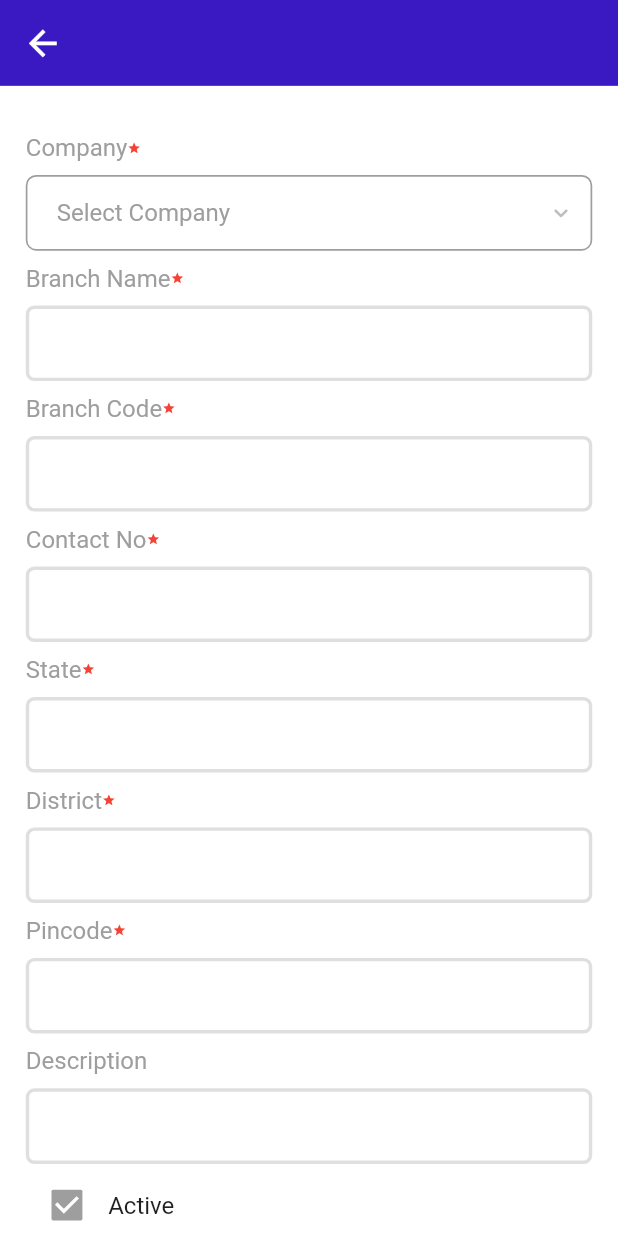
After one commit to sandeep9091/sml_project_new, a Flutter app: the BranchesActionPage screen opened directly, on a phone screen of 412 x 824 dp. The commit adds this screen. Run offline on Flutter 3.47's test engine with Material 2 defaults, Android fonts, the phone set to English and light mode, and no system bars; our stand-ins replace dartz, device_info_plus, dio, dropdown_button2, floor, flutter_riverpod and 15 more; accounts and stored records are empty; generated files the repository leaves out were written again; Roboto replaces fonts that are missing (Montserrat).

Commit message:
Branches Data updated, only pending is date of branch creation

```diff
--- a/data/lib/network/api_service.dart
+++ b/data/lib/network/api_service.dart
@@ -57,4 +57,10 @@ abstract class ApiService {
   @POST("/smlcreateuser")
   Future<HttpResponse<CommonResponseEntity>> saveFormData(
       @Body() CommonRequestEntity createUserRequestEntity);
+
+    /// save Forms Data
+  @POST("{endPointUrl}")
+  Future<HttpResponse<CommonResponseEntity>> saveFormsData(
+      @Path("endPointUrl") endPointUrl,
+      @Body() CommonRequestEntity createUserRequestEntity);
 }
--- a/data/lib/source/remote/user_remote_ds_impl.dart
+++ b/data/lib/source/remote/user_remote_ds_impl.dart
@@ -45,7 +45,8 @@ class UserRemoteDSImpl extends UserRemoteDataSource {
       {required CommonUseCaseParams params}) async {
     String secure = base64.encode(params.secure.codeUnits);
 
-    return await _apiService.saveFormData(
+    return await _apiService.saveFormsData(
+      params.endPointUrl,
       CommonRequestEntity(
         secure: secure
       ),
--- a/domain/lib/usecase/common_usecase/common_forms_usecase.dart
+++ b/domain/lib/usecase/common_usecase/common_forms_usecase.dart
@@ -23,7 +23,8 @@ class CommonUseCase
 
 class CommonUseCaseParams extends Params {
   final String secure;
-  CommonUseCaseParams({required this.secure});
+  final String endPointUrl;
+  CommonUseCaseParams({required this.secure,required this.endPointUrl});
 
   @override
   Either<AppError, bool> verify() {
--- a/lib/di/login/login_modules.dart
+++ b/lib/di/login/login_modules.dart
@@ -29,6 +29,8 @@ final branchesViewModelProvider =
     ChangeNotifierProvider.autoDispose<BranchesPageViewModel>(
   (ref) => BranchesPageViewModel(
     ref.read(branchesUseCaseProvider),
+    ref.read(companiesUseCaseProvider),
+    ref.read(commonUseCaseProvider)
   ),
 );
 
@@ -36,6 +38,7 @@ final companiesViewModelProvider =
     ChangeNotifierProvider.autoDispose<CompaniesPageViewModel>(
   (ref) => CompaniesPageViewModel(
     ref.read(companiesUseCaseProvider),
+    ref.read(commonUseCaseProvider)
   ),
 );
 
--- a/lib/main/navigation/route_paths.dart
+++ b/lib/main/navigation/route_paths.dart
@@ -6,4 +6,8 @@ class RoutePaths {
   static const String branches = "/sml/sml-branches";
   static const String companies = "/sml/sml-create-company";
   static const String users = "/sml/sml-users";
+
+  static const String usersSave = "/smlcreateuser";
+  static const String companiesSave = "/create-company";
+  static const String branchSave = "/create-branch";
 }
--- /dev/null
+++ b/lib/modules/branches/branches_action_page.dart
@@ -0,0 +1,199 @@
+import 'package:domain/model/common_response/common_response.dart';
+import 'package:domain/model/get_modules_response/branches_response.dart';
+import 'package:flutter/material.dart';
+import 'package:flutter_riverpod/flutter_riverpod.dart';
+import 'package:go_router/go_router.dart';
+import 'package:spoorthymactcs/common_utils/appButton.dart';
+import 'package:spoorthymactcs/common_utils/appTextField.dart';
+import 'package:spoorthymactcs/di/login/login_modules.dart';
+import 'package:spoorthymactcs/ui/molecules/app_checkbox.dart';
+import 'package:spoorthymactcs/ui/molecules/app_dropdown.dart';
+import 'package:spoorthymactcs/ui/molecules/common_app_bar.dart';
+import 'package:spoorthymactcs/ui/stream_builder/app_stream_builder.dart';
+import 'package:spoorthymactcs/utils/color_utils.dart';
+import 'package:spoorthymactcs/utils/resource.dart';
+import 'package:spoorthymactcs/utils/status.dart';
+
+import 'branches_page_view_model.dart';
+
+class BranchesActionPage extends StatelessWidget {
+  const BranchesActionPage({super.key,this.singleBranch,required this.type});
+  final BranchesResponseData? singleBranch;
+  final String type;
+
+  @override
+  Widget build(BuildContext context) {
+    BranchesPageViewModel model = ProviderScope.containerOf(context).read(branchesViewModelProvider);
+    final bool formEnabled = (type == "EDIT" || type == "ADD");
+    if(type == "EDIT" || type == "VIEW"){
+      model.controllerBranchName.text = singleBranch?.bname ?? "";
+      model.controllerBranchCode.text = singleBranch?.bcode ?? "";
+      model.controllerContactNumber.text = singleBranch?.contactNo ?? "";
+      model.controllerState.text = singleBranch?.state ?? "";
+      model.controllerDistrict.text = singleBranch?.district ?? "";
+      model.controllerPincode.text = singleBranch?.pincode ?? "";
+      model.controllerDescription.text = singleBranch?.desc ?? "";
+      model.selectedCompany.value = singleBranch?.cId ?? "";
+      //model.selectedCadre.value = singleUser?.cader ?? "";
+      model.isActive.value = singleBranch?.active ?? false;
+    }else{
+      model.controllerBranchName.text = "";
+      model.controllerBranchCode.text = "";
+      model.controllerContactNumber.text = "";
+      model.controllerState.text = "";
+      model.controllerDistrict.text = "";
+      model.controllerPincode.text = "";
+      model.controllerDescription.text = "";
+      model.selectedCompany.value = "";
+      //model.selectedCadre.value = "";
+      model.isActive.value = true;
+    }
+
+    return Scaffold(
+      appBar: const CommonAppBar(),
+      body: SingleChildScrollView(
+      child: Container(
+        padding: const EdgeInsets.symmetric(horizontal: 15,vertical: 10),
+        child: Column(children: [
+          ValueListenableBuilder(
+                valueListenable: model.selectedCompany,
+                builder: (BuildContext context, selectedValue, child) {
+                  return AppDropDownWidget<dynamic>(
+                      labelText: "Company",
+                      dropdownHeight: 44,
+                      hintText: "Select Company",
+                      borderRadius: 6.0,
+                      buttonBroderColor: AppColor.grey,
+                      isMandatory: true,
+                      isEnabled: formEnabled,
+                      dropDownitems: model.companiesList.map(
+                          (e) => DropdownMenuItem<dynamic>(
+                            value: e['id']??"",
+                            child: Text(e['name']??""),
+                          ),
+                        ).toList(),
+                      selectedValue: (model.selectedCompany.value != "" &&
+                              model.companiesList.any((element) => element['id'] == model.selectedCompany.value))
+                          ? model.selectedCompany.value
+                          : null,
+                      onChangedMethod: (newValue) {
+                        model.selectedCompany.value = newValue;
+                      });
+                }),
+          AppTextField(
+                labelText: "Branch Name",
+                inputType: TextInputType.name,
+                borderRadius: 5,
+                controller: model.controllerBranchName,
+                padding: const EdgeInsets.symmetric(vertical: 2,horizontal: 5),
+                isMandatory: true,
+                enabled: formEnabled,
+                onChanged: (String value){
+                },
+                ),
+          AppTextField(
+                labelText: "Branch Code",
+                inputType: TextInputType.name,
+                borderRadius: 5,
+                controller: model.controllerBranchCode,
+                padding: const EdgeInsets.symmetric(vertical: 2,horizontal: 5),
+                isMandatory: true,
+                enabled: formEnabled,
+                onChanged: (String value){
+                },
+                ),
+          AppTextField(
+                labelText: "Contact No",
+                inputType: TextInputType.number,
+                borderRadius: 5,
+                maxLength: 10,
+                controller: model.controllerContactNumber,
+                padding: const EdgeInsets.symmetric(vertical: 2,horizontal: 5),
+                isMandatory: true,
+                enabled: formEnabled,
+                onChanged: (String value){
+                },
+                ),
+          AppTextField(
+                labelText: "State",
+                inputType: TextInputType.name,
+                borderRadius: 5,
+                controller: model.controllerState,
+                padding: const EdgeInsets.symmetric(vertical: 2,horizontal: 5),
+                isMandatory: true,
+                enabled: formEnabled,
+                onChanged: (String value){
+                },
+                ),
+          AppTextField(
+                labelText: "District",
+                inputType: TextInputType.name,
+                borderRadius: 5,
+                controller: model.controllerDistrict,
+                padding: const EdgeInsets.symmetric(vertical: 2,horizontal: 5),
+                isMandatory: true,
+                enabled: formEnabled,
+                onChanged: (String value){
+                },
+                ),
+          AppTextField(
+                labelText: "Pincode",
+                inputType: TextInputType.number,
+                borderRadius: 5,
+                maxLength: 6,
+                controller: model.controllerPincode,
+                padding: const EdgeInsets.symmetric(vertical: 2,horizontal: 5),
+                isMandatory: true,
+                enabled: formEnabled,
+                onChanged: (String value){
+                },
+                ),
+          AppTextField(
+                labelText: "Description",
+                inputType: TextInputType.multiline,
+                borderRadius: 5,
+                maxLines: 10,
+                controller: model.controllerDescription,
+                padding: const EdgeInsets.symmetric(vertical: 2,horizontal: 5),
+                enabled: formEnabled,
+                onChanged: (String value){
+                },
+                ),
+          ValueListenableBuilder(
+            valueListenable: model.isActive,
+            builder: (context, isActive, child){
+              return AppCheckbox(
+                checkboxValue: model.isActive.value,
+                isEnabled: (type == "EDIT"),
+                onChangedMethod: (value){
+                    model.isActive.value = value;
+                });
+            }),
+          const SizedBox(height: 20),
+          AppStreamBuilder<Resource>(
+          stream: model.commonSaveStream,
+          initialData: Resource.none(),
+          onError: (error) {},
+          dataBuilder: ((context, data) {
+            return AppButton(
+            title: "Save",
+            busy: data?.status == Status.LOADING,
+            isEnable: formEnabled,
+            onPressed: (){
+              if(model.controllerBranchName.text.isNotEmpty && model.controllerBranchCode.text.isNotEmpty &&
+                    model.controllerContactNumber.text.isNotEmpty && model.controllerState.text.isNotEmpty &&
+                    model.controllerDistrict.text.isNotEmpty && model.controllerPincode.text.isNotEmpty){
+                  model.saveBranchesData(flag: type, singleBranch: singleBranch);
+              }else{
+                model.showToastWithString("Some Fields are missing");
+              }
+            },);
+          }),
+        ),
+
+        ]),
+      ),
+    )
+  );
+  }
+}
--- a/lib/modules/branches/branches_page_view_model.dart
+++ b/lib/modules/branches/branches_page_view_model.dart
@@ -2,8 +2,14 @@
 
 import 'dart:convert';
 
+import 'package:domain/model/common_response/common_response.dart';
 import 'package:domain/model/get_modules_response/branches_response.dart';
+import 'package:domain/model/get_modules_response/companies_response.dart';
+import 'package:domain/usecase/common_usecase/common_forms_usecase.dart';
 import 'package:domain/usecase/services/branches_usecase.dart';
+import 'package:domain/usecase/services/companies_usecase.dart';
+import 'package:flutter/material.dart';
+import 'package:go_router/go_router.dart';
 import 'package:rxdart/subjects.dart';
 import 'package:spoorthymactcs/base/base_page_view_model.dart';
 import 'package:spoorthymactcs/utils/extension/stream_extention.dart';
@@ -11,19 +17,41 @@ import 'package:spoorthymactcs/utils/request_manager.dart';
 import 'package:spoorthymactcs/utils/resource.dart';
 import 'package:spoorthymactcs/utils/status.dart';
 
+import '../../main/navigation/route_paths.dart';
+
 class BranchesPageViewModel extends BasePageViewModel {
+  TextEditingController controllerBranchName = TextEditingController();
+  TextEditingController controllerBranchCode = TextEditingController();
+  TextEditingController controllerContactNumber = TextEditingController();
+  TextEditingController controllerState = TextEditingController();
+  TextEditingController controllerDistrict = TextEditingController();
+  TextEditingController controllerPincode = TextEditingController();
+  TextEditingController controllerDescription = TextEditingController();
+  //ValueNotifier<String> selectedCadre = ValueNotifier("");
+  ValueNotifier<String> selectedCompany = ValueNotifier("");
+  ValueNotifier<bool> isActive = ValueNotifier(false);
+  List<dynamic> companiesList = [];
+
   final BranchesUseCase _branchesUseCase;
+  final CompaniesUseCase _companiesUseCase;
+  final CommonUseCase _commonUseCase;
 
   final PublishSubject<BranchesUseCaseParams> _branchesRequest = PublishSubject();
+  final PublishSubject<CompaniesUseCaseParams> _companiesRequest = PublishSubject();
+  final PublishSubject<CommonUseCaseParams> _commonRequest = PublishSubject();
 
   /// Handle response and states for  content
   final BehaviorSubject<Resource<BranchesResponse>> _branchesResponse = BehaviorSubject();
+  final BehaviorSubject<Resource<CompaniesListResponse>> _companiesResponse = BehaviorSubject();
+  final BehaviorSubject<Resource<CommonResponse>> _commonResponse = BehaviorSubject();
 
   /// Stream for content
   Stream<Resource<BranchesResponse>> get branchesStream => _branchesResponse.stream;
+  Stream<Resource<CommonResponse>> get commonSaveStream => _commonResponse.stream;
 
 
-  BranchesPageViewModel(this._branchesUseCase) {
+
+  BranchesPageViewModel(this._branchesUseCase,this._companiesUseCase,this._commonUseCase) {
     _branchesRequest.listen((value) {
       RequestManager(value,
               createCall: () => _branchesUseCase.execute(params: value))
@@ -38,6 +66,33 @@ class BranchesPageViewModel extends BasePageViewModel {
         _branchesResponse.safeAdd(event);
       });
     });
+
+    _companiesRequest.listen((value) {
+      RequestManager(value,
+              createCall: () => _companiesUseCase.execute(params: value))
+          .asFlow()
+          .listen((event) {
+        if(event.status == Status.SUCCESS){
+          if(event.data!.data.isNotEmpty){
+            updateCompaniesList(event.data!.data);
+          }
+        }
+        _companiesResponse.safeAdd(event);
+      });
+    });
+
+    _commonRequest.listen((value) {
+      RequestManager(value,
+              createCall: () => _commonUseCase.execute(params: value))
+          .asFlow()
+          .listen((event) async{
+          if(event.status == Status.SUCCESS){
+            await getBranchesList();
+            modelcontext?.pop();
+          }
+        _commonResponse.safeAdd(event);
+      });
+    });
     }
 
 
@@ -49,4 +104,41 @@ class BranchesPageViewModel extends BasePageViewModel {
         secure: jsonEncode({})));
   }
 
+  getCompaniesList(){
+  _companiesRequest.safeAdd(
+      CompaniesUseCaseParams(
+        secure: jsonEncode({})));
+  }
+
+  saveBranchesData({required String flag, BranchesResponseData? singleBranch}){
+    _commonRequest.safeAdd(
+      CommonUseCaseParams(
+        endPointUrl: RoutePaths.branchSave,
+        secure: jsonEncode(
+          {
+            "id": (flag == "EDIT") ? singleBranch?.id : null,
+            "active": (flag == "EDIT") ? isActive.value : true,
+            "flag": (flag == "EDIT") ? "E" : "S",
+            "bname": controllerBranchName.text.trim(),
+            "bcode": controllerBranchCode.text.trim(),
+            "b_opn_dt": "27/11/2023",
+            "desc": controllerDescription.text.trim(),
+            "cId": selectedCompany.value,
+            "state": controllerState.text.trim(),
+            "district": controllerDistrict.text.trim(),
+            "pincode": controllerPincode.text.trim(),
+            "contact_no": controllerContactNumber.text.trim(),
+          }
+        )));
+  }
+
+  updateCompaniesList(List<CompaniesListResponseData> data) {
+    if(data.isNotEmpty){
+      for (var each in data) {
+        companiesList.add({
+        "name": each.cname,
+        "id": each.id
+      });
+      }}
+  }
 }
--- a/lib/modules/users/users_action_page.dart
+++ b/lib/modules/users/users_action_page.dart
@@ -123,9 +123,9 @@ class UsersActionPage extends StatelessWidget {
           AppTextField(
                 labelText: "Description",
                 //hintText: "Enter User Name",
-                inputType: TextInputType.name,
+                inputType: TextInputType.multiline,
                 borderRadius: 5,
-                maxLines: 3,
+                maxLines: 10,
                 controller: model.controllerDescription,
                 padding: const EdgeInsets.symmetric(vertical: 2,horizontal: 5),
                 enabled: formEnabled,
--- a/lib/modules/users/users_page.dart
+++ b/lib/modules/users/users_page.dart
@@ -39,7 +39,7 @@ class UsersPageState
       enableActions: true,
       actionButtonOnTap: (){
         Navigator.push(context,MaterialPageRoute(builder: (context) => const UsersActionPage(type: "ADD",)),
-  );
+        );
       },
     );
   }
--- a/lib/modules/users/users_page_view_model.dart
+++ b/lib/modules/users/users_page_view_model.dart
@@ -17,6 +17,7 @@ import 'package:spoorthymactcs/base/base_page_view_model.dart';
 import 'package:spoorthymactcs/di/notifier/get_caders_notifier.dart';
 import 'package:spoorthymactcs/di/notifier/get_genders_notifier.dart';
 import 'package:spoorthymactcs/di/notifier/login_notifier.dart';
+import 'package:spoorthymactcs/main/navigation/route_paths.dart';
 import 'package:spoorthymactcs/utils/extension/stream_extention.dart';
 import 'package:spoorthymactcs/utils/request_manager.dart';
 import 'package:spoorthymactcs/utils/resource.dart';
@@ -89,6 +90,7 @@ class UsersPageViewModel extends BasePageViewModel {
   saveUserData({required String flag, UsersListResponseData? singleUser}){
     _commonRequest.safeAdd(
       CommonUseCaseParams(
+        endPointUrl: RoutePaths.usersSave,
         secure: jsonEncode(
           {
             "id": (flag == "EDIT") ? singleUser?.id : null,
```
Also changed, not shown: lib/modules/branches/branches_page.dart (+10 -2 lines), lib/modules/branches/branches_page_view.dart (+7 -1 lines), lib/modules/companies/companies_action_page.dart (added, +129 -0 lines), lib/modules/companies/companies_page.dart (+9 -2 lines), lib/modules/companies/companies_page_view.dart (+7 -1 lines), lib/modules/companies/companies_page_view_model.dart (+47 -2 lines), data/lib/network/api_service.g.dart, 1 other file.
